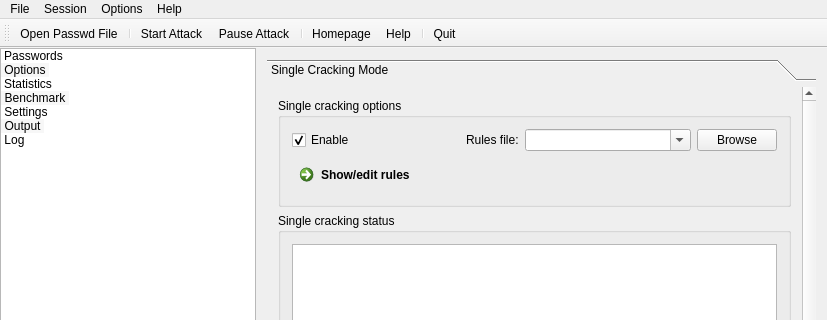
Above: mainwindow.ui from openwall/johnny before the change; both pictures show x 0 to 827 and y 0 to 320 of the 827 by 534 pixel window. Below: the same form after it.
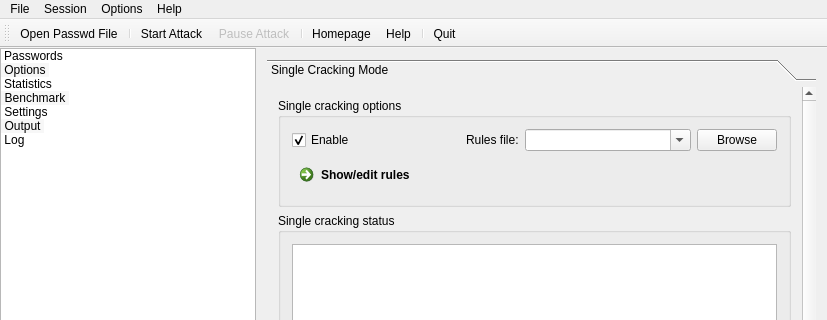
That is the form after the change. Icons and pictures are not drawn.

Commit message:
start/stop buttons enabling/disabled is added
When John starts start button is disabled and stop button is enabled.
When John finishes start button is enabled and stop button is
disabled.

Patch:
```diff
--- a/mainwindow.ui
+++ b/mainwindow.ui
@@ -978,6 +978,9 @@
    </property>
   </action>
   <action name="actionPause_Attack">
+   <property name="enabled">
+     <bool>false</bool>
+   </property>
    <property name="iconVisibleInMenu">
     <bool>true</bool>
    </property>
```
The commit also changes 2 other files.
